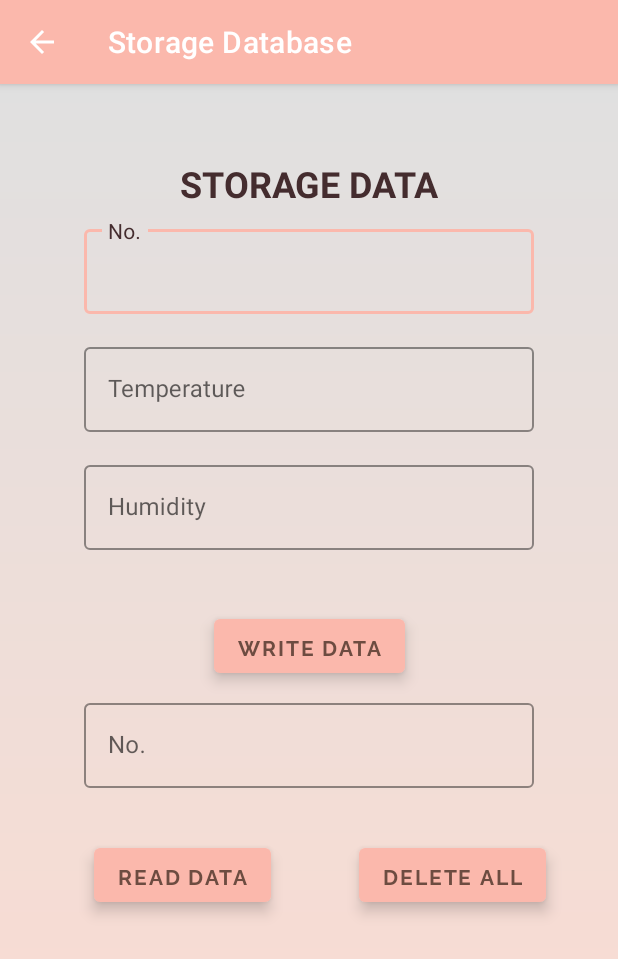
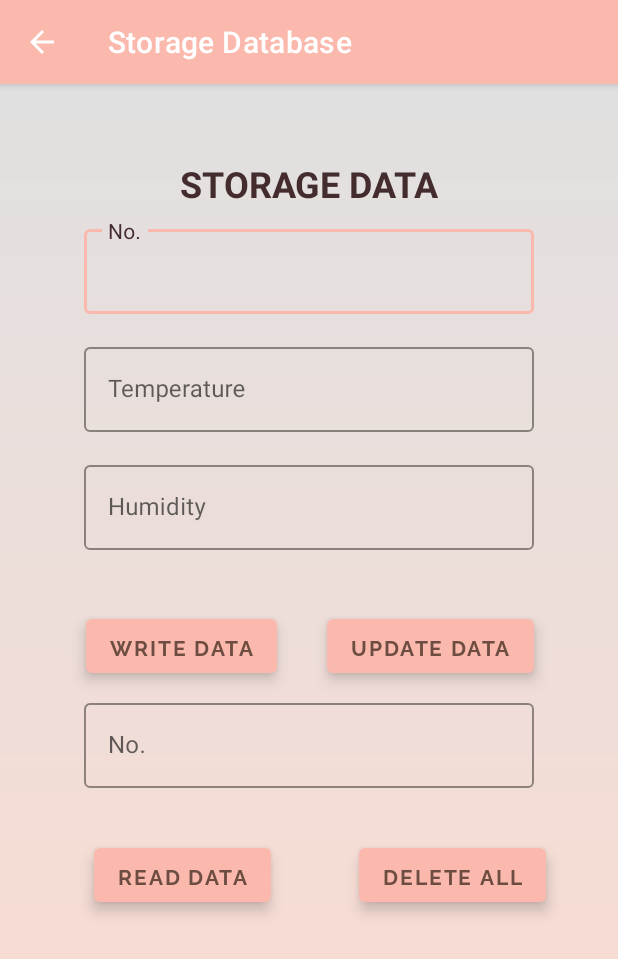
Before and after one commit to chewipie01/Kamatechs, an Android app: the Room screen opened directly, with no data from a screen before it, on a phone screen of 412 x 824 dp. Shown: the top 959 px of the screen. Run offline under Robolectric (Android 15) with nearby library versions, the phone set to English and light mode, and no system bars; our stand-ins replace Room's generated code.

Commit message:
update+clean

```diff
--- a/app/build.gradle
+++ b/app/build.gradle
@@ -7,12 +7,12 @@ plugins {
 
 android {
     namespace 'com.example.kamatechs'
-    compileSdk 33
+    compileSdk 32
 
     defaultConfig {
         applicationId "com.example.kamatechs"
         minSdk 21
-        targetSdk 33
+        targetSdk 32
         versionCode 1
         versionName "1.0"
 
--- a/app/src/main/java/com/example/kamatechs/database/StorageDao.kt
+++ b/app/src/main/java/com/example/kamatechs/database/StorageDao.kt
@@ -19,4 +19,7 @@ interface StorageDao {
 
     @Query("DELETE FROM storage_table")
     suspend fun deleteAll()
+
+    @Query("UPDATE storage_table SET Temperature=:temperature, Humidity=:humidity WHERE roll_no LIKE :roll")
+    suspend fun update(temperature : Int, humidity : Int, roll : Int)
 }
--- a/app/src/main/res/layout/fragment_home.xml
+++ b/app/src/main/res/layout/fragment_home.xml
@@ -2,7 +2,7 @@
 <layout xmlns:android="http://schemas.android.com/apk/res/android"
     xmlns:tools="http://schemas.android.com/tools"
     xmlns:app="http://schemas.android.com/apk/res-auto"
-    tools:context=".Home">
+    tools:context="com.example.kamatechs.Home">
 
     <androidx.constraintlayout.widget.ConstraintLayout
         android:background="@drawable/gradient_bg"
--- a/app/src/main/res/layout/room.xml
+++ b/app/src/main/res/layout/room.xml
@@ -2,6 +2,7 @@
 <androidx.constraintlayout.widget.ConstraintLayout xmlns:android="http://schemas.android.com/apk/res/android"
     xmlns:app="http://schemas.android.com/apk/res-auto"
     xmlns:tools="http://schemas.android.com/tools"
+    android:id="@+id/text"
     android:layout_width="match_parent"
     android:layout_height="match_parent"
     android:background="@drawable/gradient_bg"
@@ -34,7 +35,7 @@
             android:layout_width="match_parent"
             android:layout_height="wrap_content"
             android:inputType="number"
-            android:maxLines="1"/>
+            android:maxLines="1" />
     </com.google.android.material.textfield.TextInputLayout>
 
     <com.google.android.material.textfield.TextInputLayout
@@ -72,7 +73,7 @@
             android:layout_width="match_parent"
             android:layout_height="wrap_content"
             android:inputType="numberDecimal"
-            android:maxLines="1"/>
+            android:maxLines="1" />
     </com.google.android.material.textfield.TextInputLayout>
 
 
@@ -83,9 +84,10 @@
         android:layout_height="wrap_content"
         android:layout_marginTop="32dp"
         android:fontFamily="@font/raleway_bold"
+        android:text="Write Data"
         android:textColor="#6D4C41"
-        android:text="Write Data"
-        app:layout_constraintEnd_toEndOf="parent"
+        app:layout_constraintEnd_toStartOf="@+id/view"
+        app:layout_constraintHorizontal_bias="0.736"
         app:layout_constraintStart_toStartOf="parent"
         app:layout_constraintTop_toBottomOf="@+id/Humid_text" />
 
@@ -105,7 +107,7 @@
             android:layout_width="match_parent"
             android:layout_height="wrap_content"
             android:inputType="number"
-            android:maxLines="1"/>
+            android:maxLines="1" />
     </com.google.android.material.textfield.TextInputLayout>
 
     <com.google.android.material.button.MaterialButton
@@ -116,8 +118,8 @@
         android:layout_marginTop="26dp"
         android:layout_marginEnd="169dp"
         android:fontFamily="@font/raleway_bold"
+        android:text="Read Data"
         android:textColor="#6D4C41"
-        android:text="Read Data"
         app:layout_constraintEnd_toEndOf="parent"
         app:layout_constraintStart_toStartOf="parent"
         app:layout_constraintTop_toBottomOf="@+id/et_roll_no_read_text" />
@@ -158,10 +160,34 @@
         android:layout_height="wrap_content"
         android:layout_marginStart="10dp"
         android:fontFamily="@font/raleway_bold"
+        android:text="Delete All"
         android:textColor="#6D4C41"
-        android:text="Delete All"
         app:layout_constraintEnd_toEndOf="parent"
         app:layout_constraintStart_toEndOf="@+id/btnReadData"
         app:layout_constraintTop_toTopOf="@+id/btnReadData" />
 
+    <View
+        android:id="@+id/view"
+        android:layout_width="1dp"
+        android:layout_height="729dp"
+        android:background="?android:attr/listDivider"
+        android:visibility="invisible"
+        app:layout_constraintBottom_toBottomOf="parent"
+        app:layout_constraintEnd_toEndOf="parent"
+        app:layout_constraintStart_toStartOf="parent"
+        app:layout_constraintTop_toTopOf="parent" />
+
+    <com.google.android.material.button.MaterialButton
+        android:id="@+id/btn_update"
+        style="@style/Widget.Kamatechs.Button2"
+        android:layout_width="wrap_content"
+        android:layout_height="wrap_content"
+        android:fontFamily="@font/raleway_bold"
+        android:text="Update Data"
+        android:textColor="#6D4C41"
+        app:layout_constraintEnd_toEndOf="parent"
+        app:layout_constraintHorizontal_bias="0.166"
+        app:layout_constraintStart_toEndOf="@+id/view"
+        app:layout_constraintTop_toTopOf="@+id/btn_write_data" />
+
 </androidx.constraintlayout.widget.ConstraintLayout>
--- a/build.gradle
+++ b/build.gradle
@@ -7,14 +7,14 @@ buildscript {
         mavenCentral()
     }
     dependencies {
-        classpath 'com.android.tools.build:gradle:7.3.1'
+        classpath 'com.android.tools.build:gradle:7.2.2'
         classpath "org.jetbrains.kotlin:kotlin-gradle-plugin:1.6.10"
         classpath "androidx.navigation:navigation-safe-args-gradle-plugin:$nav_version"
     }
 }
 
 plugins {
-    id 'com.android.application' version '7.3.1' apply false
-    id 'com.android.library' version '7.3.1' apply false
+    id 'com.android.application' version '7.2.2' apply false
+    id 'com.android.library' version '7.2.2' apply false
     id 'org.jetbrains.kotlin.android' version '1.7.10' apply false
 }
```
Also changed, not shown: app/src/main/java/com/example/kamatechs/Home.kt (+4 -4 lines), app/src/main/java/com/example/kamatechs/MainActivity.kt (+4 -24 lines), app/src/main/java/com/example/kamatechs/Room.kt (+26 -1 lines), app/src/main/java/com/example/kamatechs/api/Weather.kt (+8 -0 lines).
